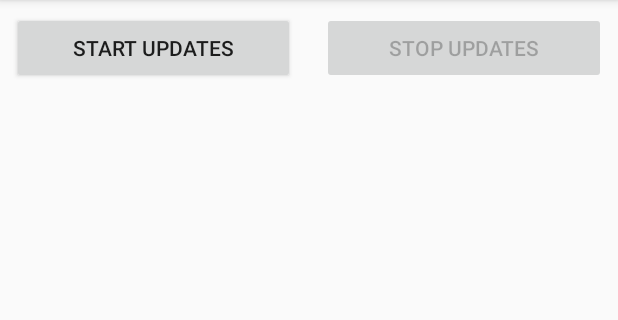
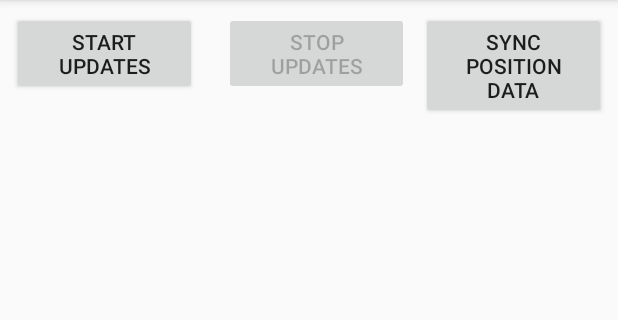
Before and after one commit to sethdaugherty/wanderings, an Android app: the screen it shows after launch (MainActivity), on a phone screen of 412 x 824 dp, the part 84-404 px from its top. Run offline under Robolectric (Android 15) with nearby library versions, the phone set to English and light mode, and no system bars.

Commit message:
Added partially working remote sync functionality

```diff
--- a/app/src/main/java/com/wanderingmiles/app/LocationService.java
+++ b/app/src/main/java/com/wanderingmiles/app/LocationService.java
@@ -6,6 +6,7 @@ import android.app.Notification;
 import android.app.PendingIntent;
 import android.app.Service;
 import android.content.ContentValues;
+import android.content.Context;
 import android.content.Intent;
 import android.content.IntentSender;
 import android.content.pm.PackageManager;
@@ -114,6 +115,7 @@ public class LocationService extends Service {
 
     @Override
     public int onStartCommand(@Nullable Intent intent, int flags, int startId) {
+        //Context parentContext = intent.
         String action = intent.getAction();
         if (action != null && action.equals(LocationService.START)) {
             // TODO: move all this stuff to a method
@@ -264,7 +266,7 @@ public class LocationService extends Service {
         contentValues.put(LocationContract.LocationEntry.COLUMN_DATE, now.getTime());
         contentValues.put(LocationContract.LocationEntry.COLUMN_LATITUDE, location.getLatitude());
         contentValues.put(LocationContract.LocationEntry.COLUMN_LONGITUDE, location.getLongitude());
-        mLocationDbHelper.getWritableDatabase().insert(LocationContract.LocationEntry.TABLE_NAME, null, contentValues);
+        long insertResult = mLocationDbHelper.getWritableDatabase().insert(LocationContract.LocationEntry.TABLE_NAME, null, contentValues);
         Log.d(TAG, "Wrote current postion to DB: " + now.getTime() + " " + location.getLatitude() + ", " + location.getLongitude());
     }
 }
--- a/app/src/main/java/com/wanderingmiles/app/data/LocationContract.java
+++ b/app/src/main/java/com/wanderingmiles/app/data/LocationContract.java
@@ -25,6 +25,7 @@ public class LocationContract {
         public static final String COLUMN_DATE = "date";
         public static final String COLUMN_LATITUDE = "latitude";
         public static final String COLUMN_LONGITUDE = "longitude";
+        public static final String COLUMN_SYNCED = "synced";
 
     }
 }
--- a/app/src/main/java/com/wanderingmiles/app/data/LocationDbHelper.java
+++ b/app/src/main/java/com/wanderingmiles/app/data/LocationDbHelper.java
@@ -12,10 +12,10 @@ import com.wanderingmiles.app.data.LocationContract.LocationEntry;
 
 public class LocationDbHelper extends SQLiteOpenHelper {
     private static final String DATABASE_NAME = "location.db";
-    private static final int DATABASE_VERSION = 1;
+    private static final int DATABASE_VERSION = 4;
 
     public LocationDbHelper(Context context) {
-        super(context, null, null, DATABASE_VERSION);
+        super(context, DATABASE_NAME, null, DATABASE_VERSION);
     }
 
     @Override
@@ -25,6 +25,7 @@ public class LocationDbHelper extends SQLiteOpenHelper {
                 .append(LocationEntry.COLUMN_DATE).append(" INTEGER PRIMARY KEY AUTOINCREMENT, ")
                 .append(LocationEntry.COLUMN_LATITUDE).append(" REAL NOT NULL, ")
                 .append(LocationEntry.COLUMN_LONGITUDE).append(" REAL NOT NULL, ")
+                .append(LocationEntry.COLUMN_SYNCED).append(" BOOLEAN NOT NULL DEFAULT false, ")
                 .append(" UNIQUE (").append(LocationEntry.COLUMN_DATE).append(") ON CONFLICT REPLACE);")
                 .toString();
 
@@ -33,6 +34,21 @@ public class LocationDbHelper extends SQLiteOpenHelper {
 
     @Override
     public void onUpgrade(SQLiteDatabase sqLiteDatabase, int i, int i1) {
+//        String createSql = new StringBuilder()
+//                .append("ALTER TABLE ").append(LocationEntry.TABLE_NAME)
+//                .append(" ADD COLUMN ").append(LocationEntry.COLUMN_SYNCED).append(" BOOLEAN NOT NULL DEFAULT false;")
+//                .toString();
 
+        //sqLiteDatabase.execSQL(createSql);
+
+        // TODO: this onUpgrade is probably unnecessary
+        String createSql = new StringBuilder()
+                .append("DROP TABLE ").append(LocationEntry.TABLE_NAME)
+                .append(";")
+                .toString();
+
+        sqLiteDatabase.execSQL(createSql);
+
+        onCreate(sqLiteDatabase);
     }
 }
--- a/app/src/main/res/layout/activity_main.xml
+++ b/app/src/main/res/layout/activity_main.xml
@@ -77,6 +77,18 @@
                 android:gravity="center"
                 android:onClick="stopUpdatesButtonHandler"
                 android:text="@string/stop_updates" />
+
+            <Button
+                android:id="@+id/sync_data_button"
+                android:layout_width="0dp"
+                android:layout_height="wrap_content"
+                android:layout_marginLeft="@dimen/small_margin"
+                android:layout_marginStart="@dimen/small_margin"
+                android:layout_weight="1"
+                android:enabled="true"
+                android:gravity="center"
+                android:onClick="syncDataButtonHandler"
+                android:text="@string/syncData" />
         </LinearLayout>
 
         <TextView
--- a/app/src/main/res/values/strings.xml
+++ b/app/src/main/res/values/strings.xml
@@ -19,4 +19,5 @@
     <string name="location_notification_title">Notification Title</string>
     <string name="location_notification_message">Notification Text</string>
     <string name="ticker_text">Ticker Text? Huh</string>
+    <string name="syncData">Sync Position Data</string>
 </resources>
```
Also changed, not shown: app/src/main/java/com/wanderingmiles/app/MainActivity.java (+24 -1 lines), app/src/main/java/com/wanderingmiles/app/NetworkUtils.java (added, +53 -0 lines), app/src/main/java/com/wanderingmiles/app/SyncDataTask.java (added, +78 -0 lines).
